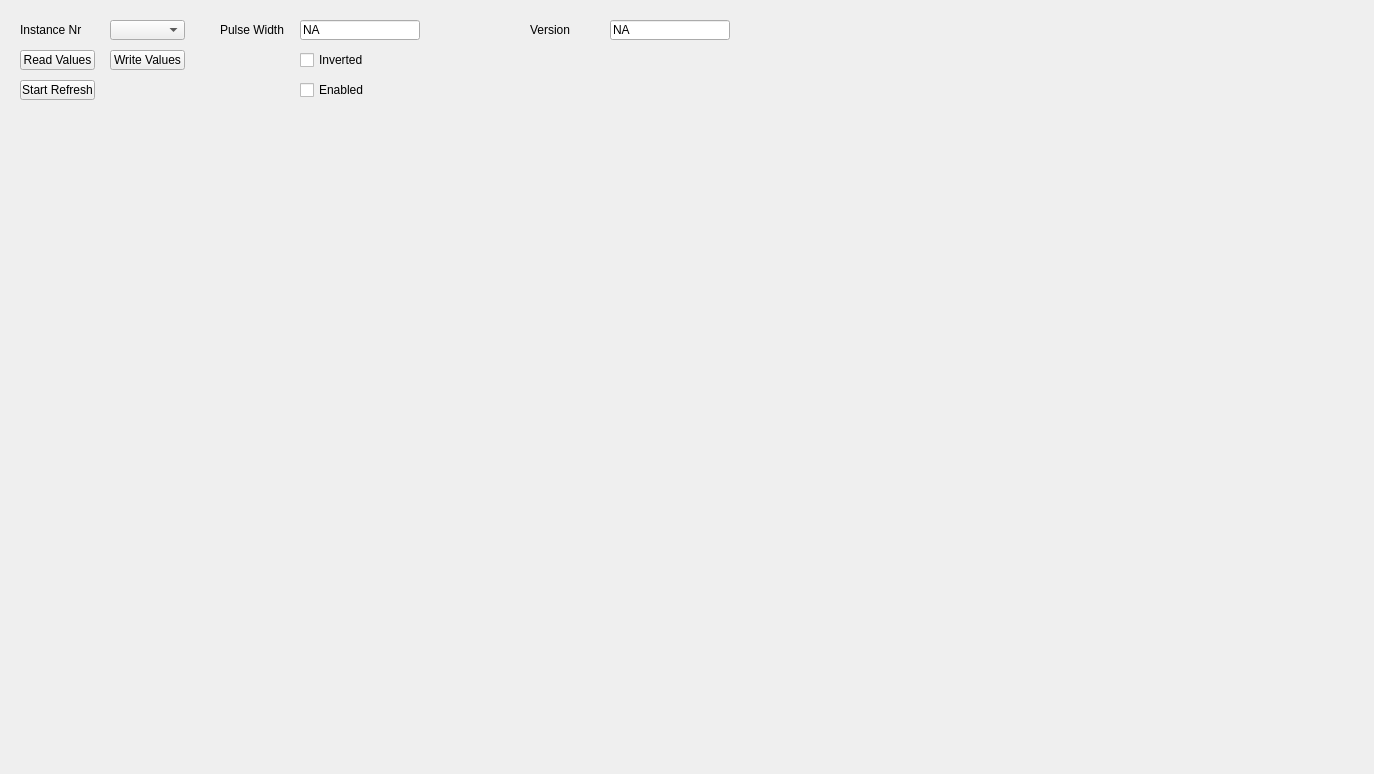
The window that UCM/Library/UniversalConfigurationManager/PpsMasterTab/Ucm_PpsMasterTab.ui (NetTimeLogic/UniversalConfigurationManager) describes before a commit, drawn with Qt 5.
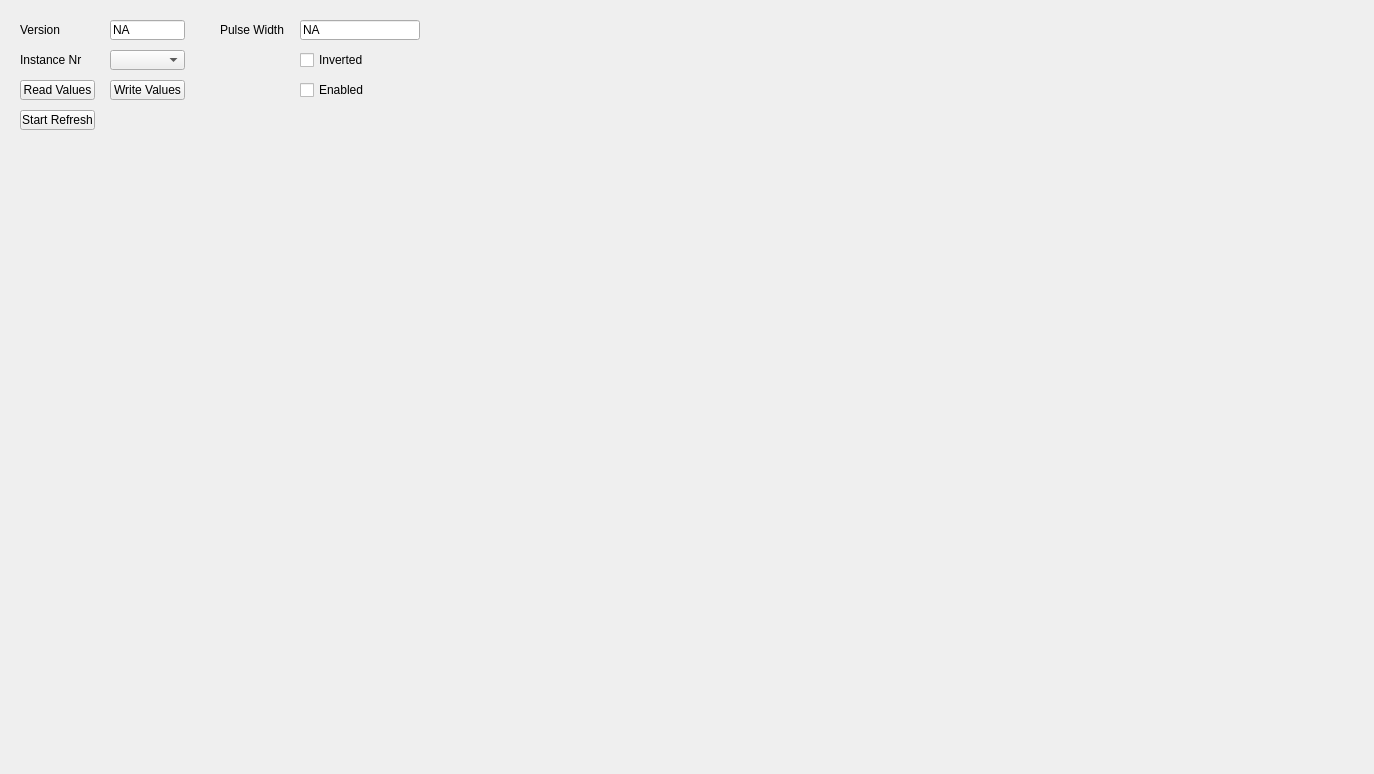
The same window after the commit.

The edit to the form file:
```diff
--- a/UCM/Library/UniversalConfigurationManager/PpsMasterTab/Ucm_PpsMasterTab.ui
+++ b/UCM/Library/UniversalConfigurationManager/PpsMasterTab/Ucm_PpsMasterTab.ui
@@ -17,7 +17,7 @@
    <property name="geometry">
     <rect>
      <x>20</x>
-     <y>50</y>
+     <y>80</y>
      <width>75</width>
      <height>20</height>
     </rect>
@@ -30,7 +30,7 @@
    <property name="geometry">
     <rect>
      <x>20</x>
-     <y>20</y>
+     <y>50</y>
      <width>80</width>
      <height>20</height>
     </rect>
@@ -43,7 +43,7 @@
    <property name="geometry">
     <rect>
      <x>20</x>
-     <y>80</y>
+     <y>110</y>
      <width>75</width>
      <height>20</height>
     </rect>
@@ -58,9 +58,9 @@
    </property>
    <property name="geometry">
     <rect>
-     <x>610</x>
+     <x>110</x>
      <y>20</y>
-     <width>120</width>
+     <width>75</width>
      <height>20</height>
     </rect>
    </property>
@@ -117,7 +117,7 @@
    <property name="geometry">
     <rect>
      <x>110</x>
-     <y>20</y>
+     <y>50</y>
      <width>75</width>
      <height>20</height>
     </rect>
@@ -127,7 +127,7 @@
    <property name="geometry">
     <rect>
      <x>110</x>
-     <y>50</y>
+     <y>80</y>
      <width>75</width>
      <height>20</height>
     </rect>
@@ -152,7 +152,7 @@
   <widget class="QLabel" name="PpsMasterVersionLabel">
    <property name="geometry">
     <rect>
-     <x>530</x>
+     <x>20</x>
      <y>20</y>
      <width>80</width>
      <height>20</height>
```
